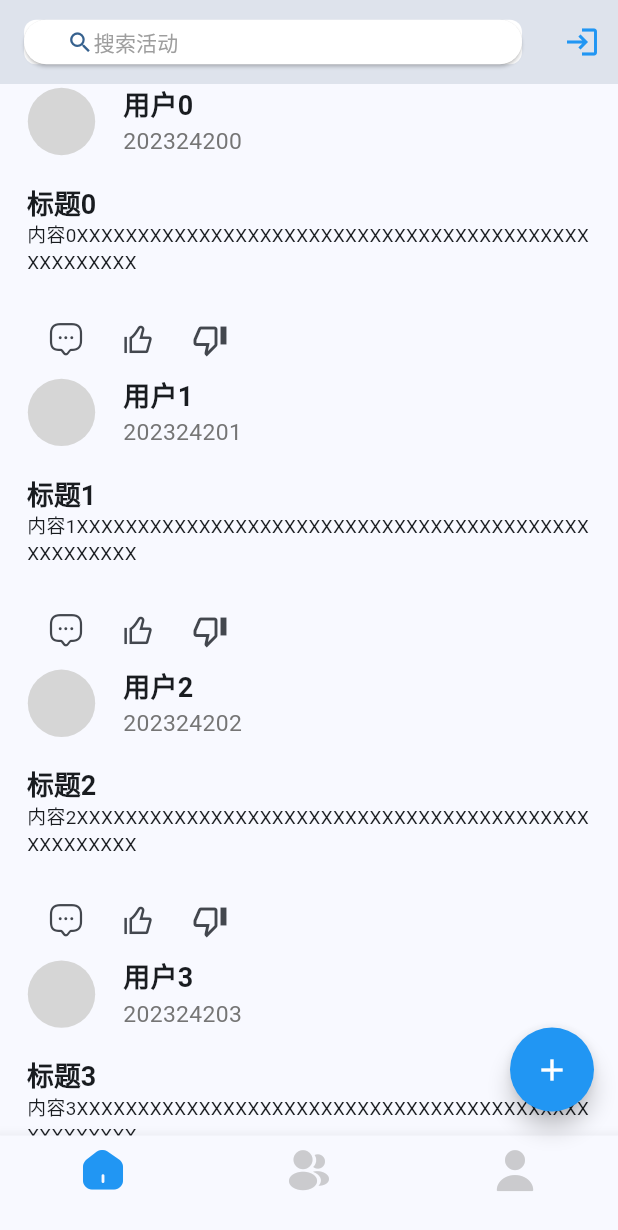
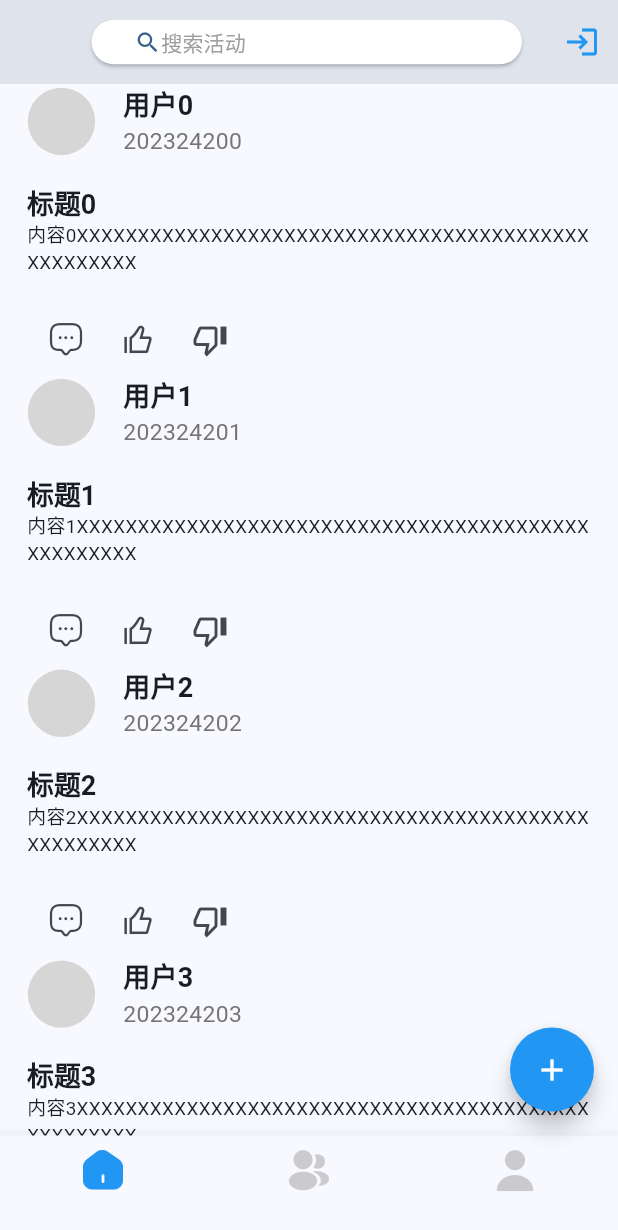
Before and after one commit to Zjerrry/Campus-registration-, a Flutter app: the screen it shows after launch, scrolled down 155 dp, on a phone screen of 412 x 824 dp. Shown: the top 1230 px of the screen. Run offline on Flutter 3.47's test engine with Material 3 defaults, Android fonts, the phone set to English and light mode, and no system bars; our stand-ins replace card_swiper, flutter_screenutil, permission_handler, shared_preferences; missing offline and left inert: date_picker_plus, wechat_assets_picker.

Commit message:
4月26日,调整主页

```diff
--- a/lib/routes/ViewEvent/EventSearch.dart
+++ b/lib/routes/ViewEvent/EventSearch.dart
@@ -68,7 +68,7 @@ class _EventSearchState extends State<EventSearch> {
                 padding: EdgeInsets.zero,
                 backgroundColor: Colors.white
               ),
-                  child: const Icon(Icons.add),
+                  child: const Icon(Icons.close),
             ),
           ),
           Padding(padding: EdgeInsets.only(right: 10.w))
--- a/lib/routes/ViewEvent/EventView.dart
+++ b/lib/routes/ViewEvent/EventView.dart
@@ -27,15 +27,12 @@ class _EventViewState extends State<EventView> {
     return Scaffold(
       appBar: AppBar(
         //backgroundColor: Colors.black,
-        title:Container(
+        title:Padding(
+          padding: EdgeInsets.only(left: 45.w),
+          child: Container(
               width: 352.w,
               height: 33.h,
-              //padding: EdgeInsets.only(left: 20.r,right: 20.r),
               alignment: Alignment.centerRight,
-              decoration: BoxDecoration(
-                  borderRadius: BorderRadius.circular(9.r),
-                  color: Colors.white
-              ),
               child:ElevatedButton(
                 onPressed: (){
                   Navigator.push(
@@ -59,6 +56,8 @@ class _EventViewState extends State<EventView> {
                 ),
               )
           ),
+        )
+        ,
         actions: <Widget>[ //导航栏右侧菜单
           IconButton(icon: Icon(Icons.login,color: Colors.blue,), onPressed: () {
             Navigator.push(
```
Lines whose indentation alone changed are shown as unchanged.
